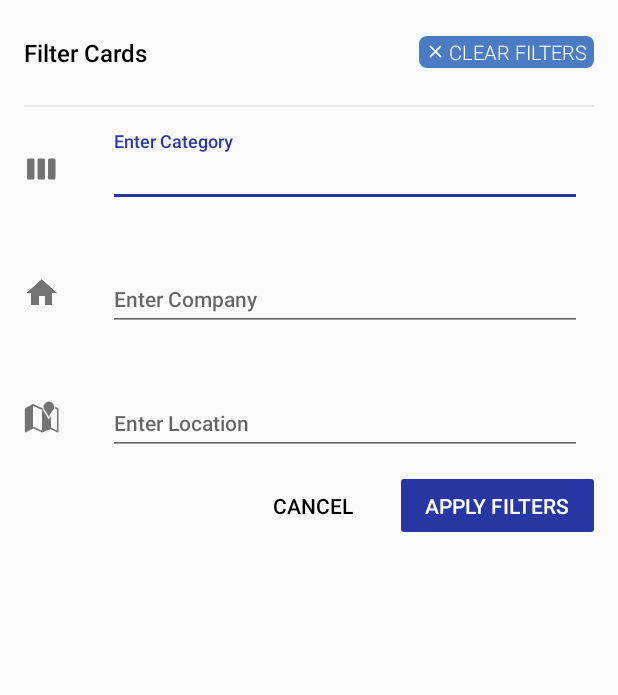
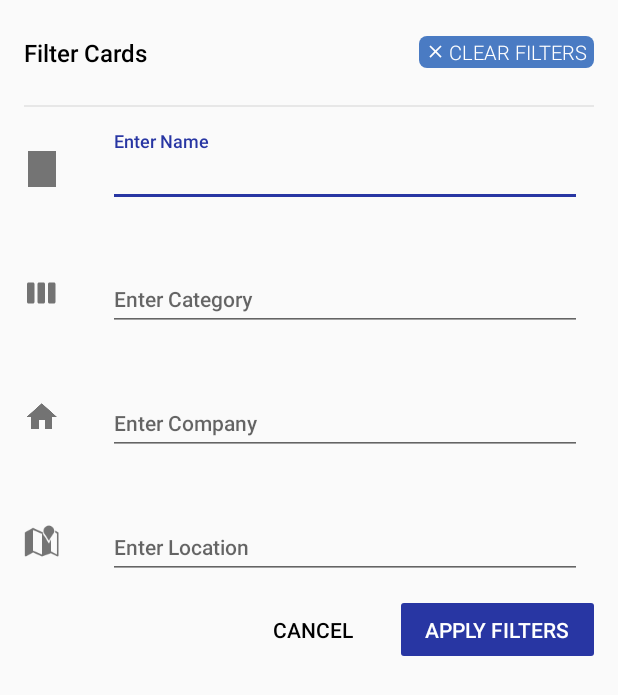
Before and after one commit to anuraagbaishya/BarToBusiness, an Android app: the layout fragment_filter.xml on its own in the app's theme, with its tools: preview values and no code run, on a phone screen of 412 x 824 dp. Shown: the top 695 px of the screen. Run offline under Robolectric (Android 15) with nearby library versions, the phone set to English and light mode, and no system bars.

```diff
--- a/app/src/main/res/layout/fragment_filter.xml
+++ b/app/src/main/res/layout/fragment_filter.xml
@@ -16,6 +16,7 @@
         android:paddingRight="@dimen/padding_default">
 
         <TextView
+            android:id="@+id/textView"
             android:layout_width="wrap_content"
             android:layout_height="wrap_content"
             android:layout_weight="1"
@@ -53,6 +54,7 @@
                 android:fontFamily="sans-serif-light"
                 android:text="@string/clear_filters"
                 android:textAllCaps="true"
+                android:id="@+id/clear_filters"
                 android:textColor="@color/white"
                 android:textSize="13sp" />
 
@@ -68,6 +70,42 @@
         android:layout_marginTop="@dimen/padding_default"
         android:background="@android:drawable/divider_horizontal_bright" />
 
+    <LinearLayout
+    android:layout_width="match_parent"
+    android:layout_height="wrap_content"
+    android:background="?android:attr/selectableItemBackground"
+    android:clickable="true"
+    android:gravity="center_vertical"
+    android:orientation="horizontal"
+    android:padding="@dimen/padding_default">
+
+    <ImageView
+        android:layout_width="24dp"
+        android:layout_height="24dp"
+        android:layout_marginRight="@dimen/padding_2x"
+        android:layout_weight="0"
+        android:alpha="0.54"
+        android:src="@drawable/ic_name"
+        android:tint="@color/black" />
+
+    <android.support.design.widget.TextInputLayout
+        android:layout_width="match_parent"
+        android:layout_height="wrap_content">
+
+        <android.support.design.widget.TextInputEditText
+            android:id="@+id/name_filter_edit_text"
+            android:layout_width="match_parent"
+            android:layout_height="wrap_content"
+            android:layout_marginRight="@dimen/padding_half"
+            android:layout_weight="1"
+            android:fontFamily="sans-serif-medium"
+            android:hint="@string/enter_name"
+            android:textColor="@color/black"
+            android:textSize="@dimen/typography_body" />
+    </android.support.design.widget.TextInputLayout>
+
+
+</LinearLayout>
     <LinearLayout
         android:layout_width="match_parent"
         android:layout_height="wrap_content"
--- a/app/src/main/res/values/strings.xml
+++ b/app/src/main/res/values/strings.xml
@@ -55,6 +55,7 @@
     <!--Strings for filters-->
     <string name="filter_cards">Filter Cards</string>
     <string name="enter_category">Enter Category</string>
+    <string name="enter_name">Enter Name</string>
     <string name="enter_company">Enter Company</string>
     <string name="enter_location">Enter Location</string>
     <string name="clear_filters">Clear Filters</string>
```
Also changed, not shown: app/src/main/java/com/appex/barcards/activities/MainActivity.java (+82 -6 lines), app/src/main/java/com/appex/barcards/adapters/CardAdapter.java (+14 -9 lines), app/src/main/java/com/appex/barcards/fragments/FilterFragment.java (+23 -3 lines), app/src/main/res/drawable/ic_name.jpeg (added).
